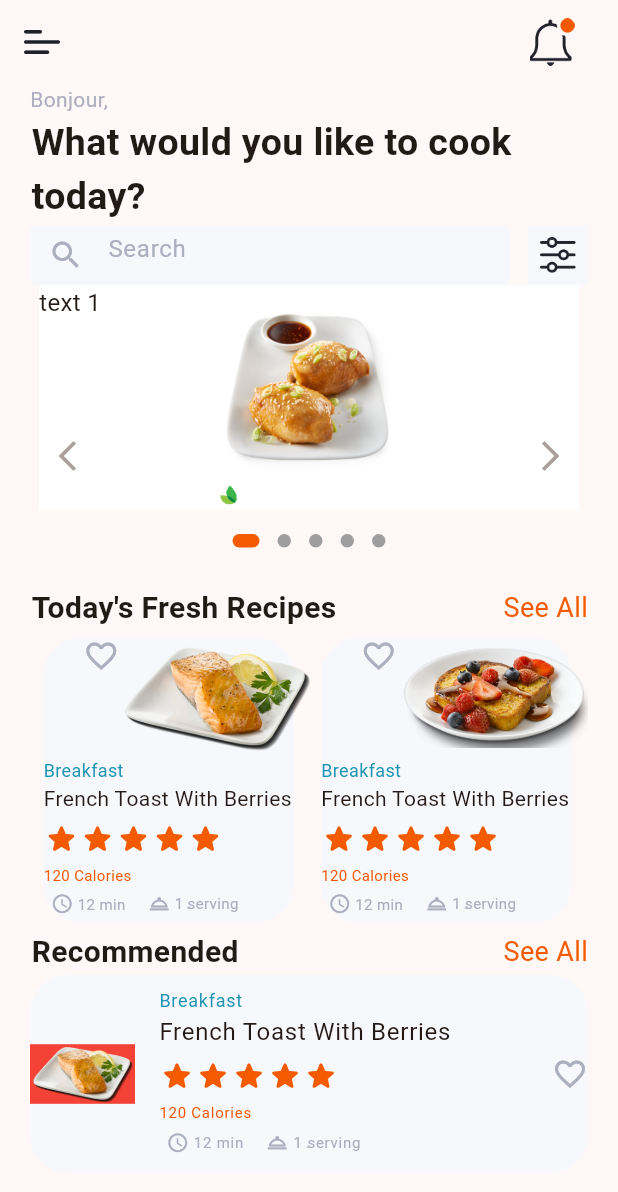
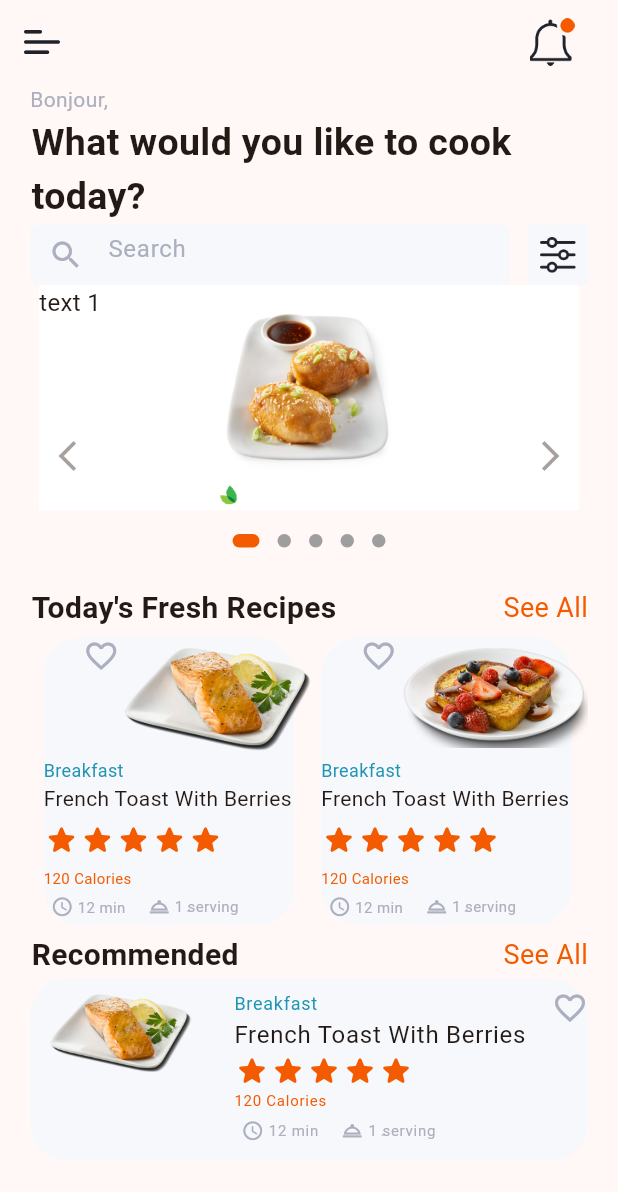
Before and after one commit to nellyibrahim80/receipe, a Flutter app: the HomePage screen opened directly, on a phone screen of 412 x 824 dp. Shown: the top 1192 px of the screen. Run offline on Flutter 3.47's test engine with Material 3 defaults, Android fonts, the phone set to English and light mode, and no system bars; drawn by our look-alikes of carousel_slider, dots_indicator; our stand-ins replace shared_preferences, smooth_page_indicator; accounts and stored records are empty.

Commit message:
modifing UI

```diff
--- a/lib/screens/home_page.dart
+++ b/lib/screens/home_page.dart
@@ -273,7 +273,7 @@ class _HomePageState extends State<HomePage> {
                                 )
                               ],
                             ),
-                            RecipeDetails(RecipeIndex: 1,)
+                            RecipeDetails(RecipeIndex: 1,starsPadding: 6,)
                           ],
                         ),
                       ),
@@ -293,20 +293,26 @@ class _HomePageState extends State<HomePage> {
               margin: EdgeInsets.all(0),
               elevation: 0,
               child: ListTile(
-contentPadding: EdgeInsets.all(0 ),
+                titleAlignment: ListTileTitleAlignment.top,
+                contentPadding: EdgeInsets.all(0 ),
                 leading: Container(
-                  color: Colors.red,
+                 // color: Colors.red,
                   child: Image.asset(
                   "assets/images/image0small.png",
-                  width: 70, // Ensure that this value does not exceed maxWidth
+                  width: 120, // Ensure that this value does not exceed maxWidth
 
                   //fit: BoxFit.cover,
                                 ),
                 ),title: RecipeDetails(RecipeIndex: 1,),
-                  trailing: Icon(
-                Icons.favorite_border,
-                color: Color(ConstColors.textInput),
-              ),),
+                  trailing: Column(
+                    crossAxisAlignment: CrossAxisAlignment.start,
+                    children: [
+                      Icon(
+                                      Icons.favorite_border,
+                                      color: Color(ConstColors.textInput),
+                                    ),
+                    ],
+                  ),),
             )
           ],
         ),
--- a/lib/widgets/recipe_details.dart
+++ b/lib/widgets/recipe_details.dart
@@ -4,12 +4,20 @@ import '../utilities/abstract_colors.dart';
 
 class RecipeDetails extends StatelessWidget {
   final int RecipeIndex;
-  const RecipeDetails({required this.RecipeIndex,super.key});
+   final double? starsPadding ;
+   RecipeDetails({required this.RecipeIndex,this.starsPadding,super.key});
 
   @override
   Widget build(BuildContext context) {
+    EdgeInsetsGeometry padding = EdgeInsets.only(
+      bottom: starsPadding ?? 0.0,
+      top: starsPadding ?? 0.0,
+    );
     return Column(
-      children: [       Row(
+      mainAxisAlignment: MainAxisAlignment.start,
+      children: [
+        Row(
+        mainAxisAlignment: MainAxisAlignment.start,
         children: [
           Text(
             'Breakfast',
@@ -28,7 +36,7 @@ class RecipeDetails extends StatelessWidget {
           ],
         ),
         Padding(
-          padding: const EdgeInsets.only(bottom: 5,top:5.0),
+          padding: padding,
           child: Row(
             children: [
               ...List.generate(
```
